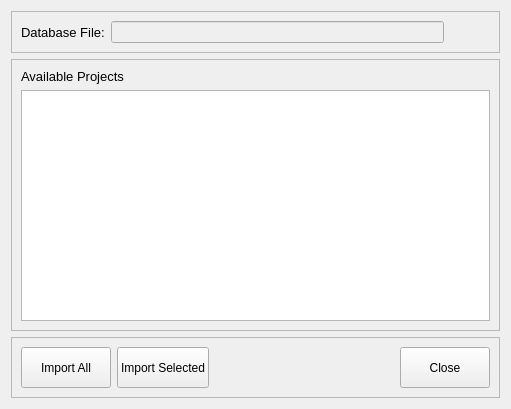
snim2mirror/openihm, file src/openihm/gui/designs/importfromaccessdb.ui: the form before one commit.
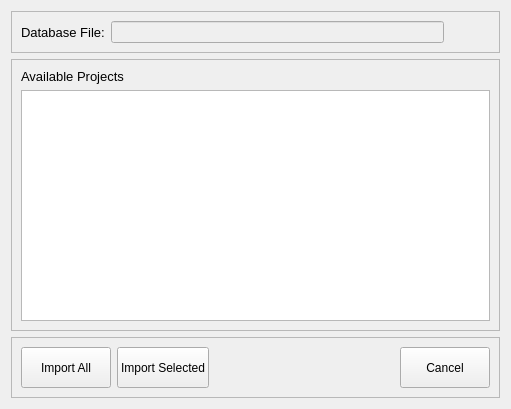
The form after the commit. Icons and pictures are not drawn.

Commit message: changed label of close button to Cancel in import from access db window

```diff
--- a/src/openihm/gui/designs/importfromaccessdb.ui
+++ b/src/openihm/gui/designs/importfromaccessdb.ui
@@ -139,7 +139,7 @@
          </size>
         </property>
         <property name="text">
-         <string>Close</string>
+         <string>Cancel</string>
         </property>
        </widget>
       </item>
```
Left out of the diff: 2 changed lines with no effect on the pictures. The commit also changes 1 other file.
